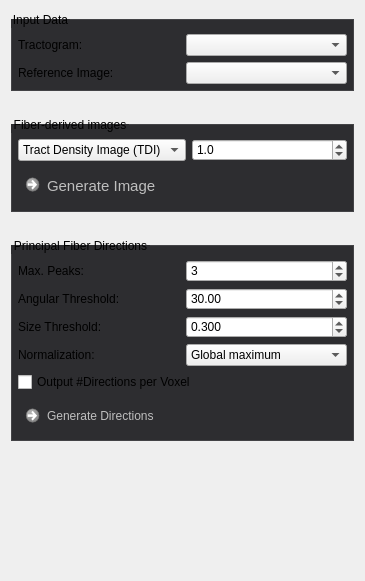
This is Plugins/org.mitk.gui.qt.diffusionimaging.fiberprocessing/src/internal/QmitkFiberQuantificationViewControls.ui in MITK/MITK as Qt 5 draws it before an edit. The edited form follows.
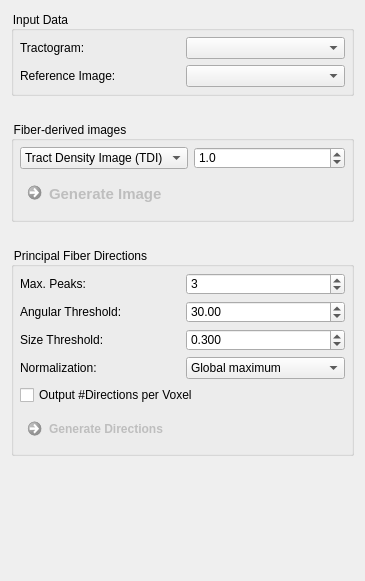
This is the edited form. Custom widgets are drawn as their Qt base class.

The edit to the form file:
```diff
--- a/Plugins/org.mitk.gui.qt.diffusionimaging.fiberprocessing/src/internal/QmitkFiberQuantificationViewControls.ui
+++ b/Plugins/org.mitk.gui.qt.diffusionimaging.fiberprocessing/src/internal/QmitkFiberQuantificationViewControls.ui
@@ -15,7 +15,7 @@
   </property>
   <property name="styleSheet">
    <string>QCommandLinkButton {
-  font-weight: normal;
+  font-weight: lighter;
 }
 
 QCommandLinkButton:disabled {
@@ -24,7 +24,6 @@
 }
 
 QToolBox::tab {
-  border: 1px solid #434346;
   font-weight: bold;
 }
 
@@ -34,20 +33,15 @@
 }
 
 QToolBox::tab:selected {
-  background-color: #1c97ea;
-  border: 1px solid #1c97ea;
   font-weight: bold;
 }
 
 QGroupBox {
-  border: 1px solid #434346;
-  background-color: #2d2d30;
-  margin-top: 8px;
-  padding-top: 8px;
+  background-color: transparent;
 }
 
 QGroupBox, QGroupBox:disabled {
-  background-color: #2d2d30;
+  background-color: transparent;
 }</string>
   </property>
   <layout class="QGridLayout" name="gridLayout_10">
```
Left out of the diff: 1 changed line with no effect on the pictures.
